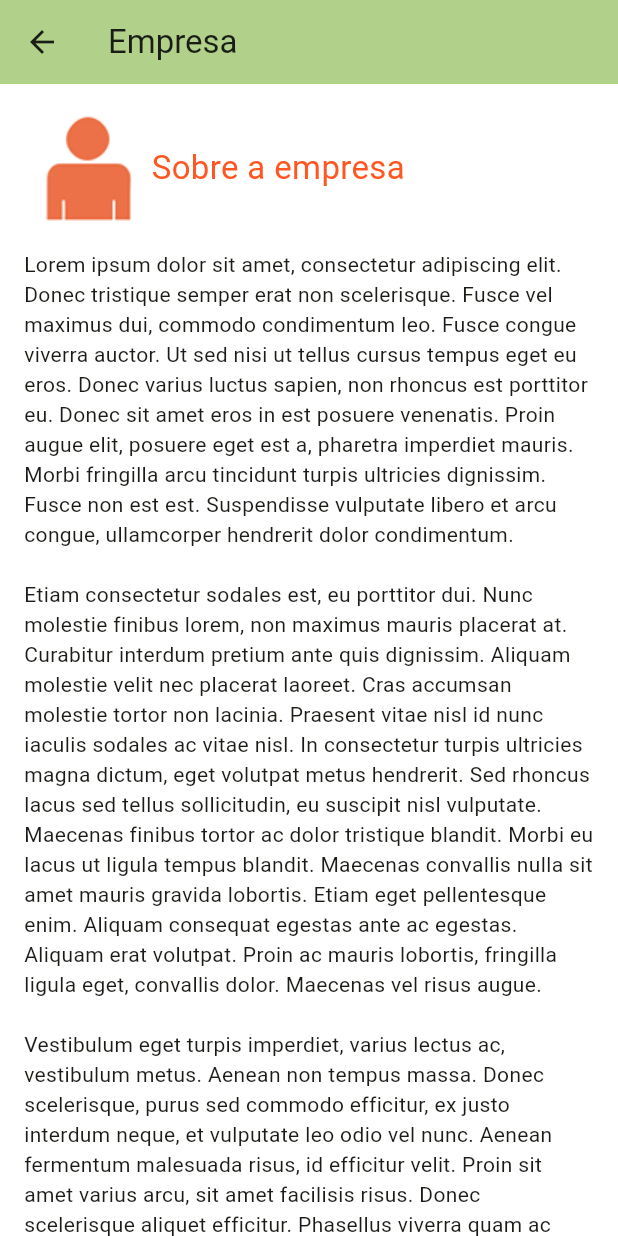
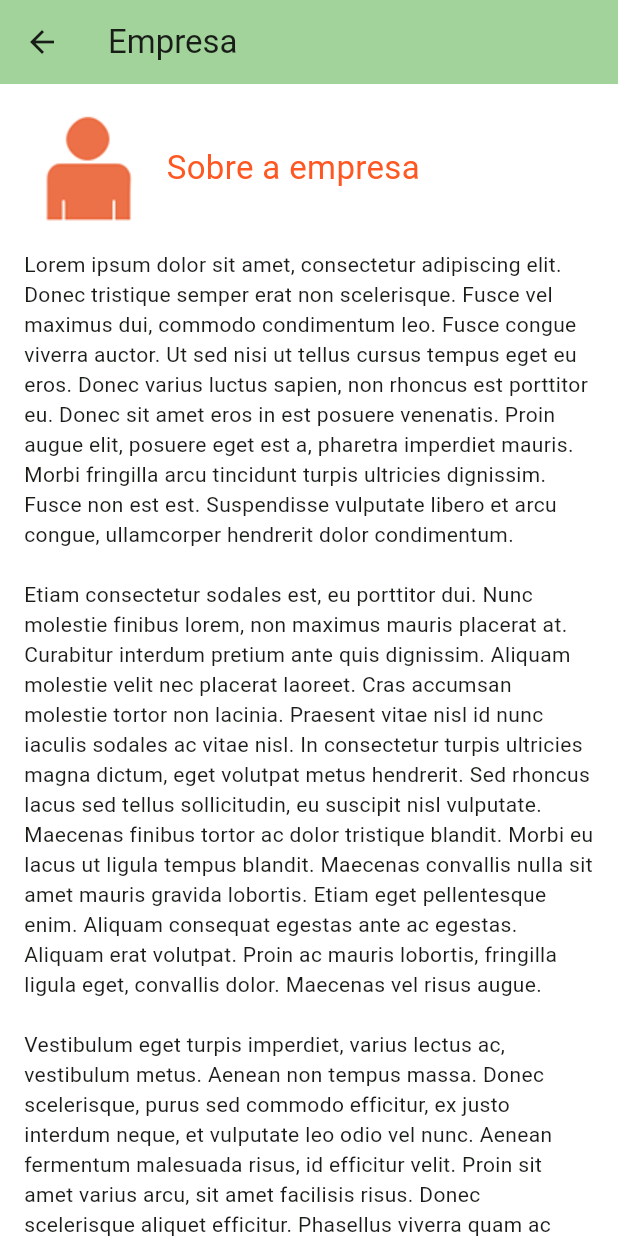
Before and after one commit to samirRibeiro77/atm_consultoria, a Flutter app: the TelaEmpresa screen opened directly, on a phone screen of 412 x 824 dp. Run offline on Flutter 3.47's test engine with Material 3 defaults, Android fonts, the phone set to English and light mode, and no system bars.

Commit message:
Versão da aula tela empresa

```diff
--- a/lib/main.dart
+++ b/lib/main.dart
@@ -13,7 +13,7 @@ class MyApp extends StatelessWidget {
     return MaterialApp(
       title: 'ATM Consultoria',
       theme: ThemeData(
-        colorScheme: ColorScheme.fromSeed(seedColor: Colors.lightGreen),
+        colorScheme: ColorScheme.fromSeed(seedColor: Colors.green),
       ),
       home: const HomePage(title: 'ATM Consultoria'),
     );
--- a/lib/tela_empresa.dart
+++ b/lib/tela_empresa.dart
@@ -25,23 +25,26 @@ class _TelaEmpresaState extends State<TelaEmpresa> {
         body: SingleChildScrollView(
           padding: EdgeInsets.all(16),
           child: Column(
-            crossAxisAlignment: CrossAxisAlignment.start,
-            mainAxisAlignment: MainAxisAlignment.start,
             children: [
               Row(
                 children: [
                   Image.asset("imagens/detalhe_empresa.png"),
-                  Text(
-                    "Sobre a empresa",
-                    style: TextStyle(
-                      color: Colors.deepOrange,
-                      fontSize: 22,
+                  Padding(
+                    padding: EdgeInsets.only(left: 10),
+                    child: Text(
+                      "Sobre a empresa",
+                      style: TextStyle(
+                        color: Colors.deepOrange,
+                        fontSize: 22,
+                      ),
                     ),
                   )
                 ],
               ),
-              SizedBox(child: Container(height: 15.0)),
-              Text(_sobreEmpresa)
+              Padding(
+                padding: EdgeInsets.only(top: 15),
+                child: Text(_sobreEmpresa),
+              )
             ],
           ),
         ),
```
